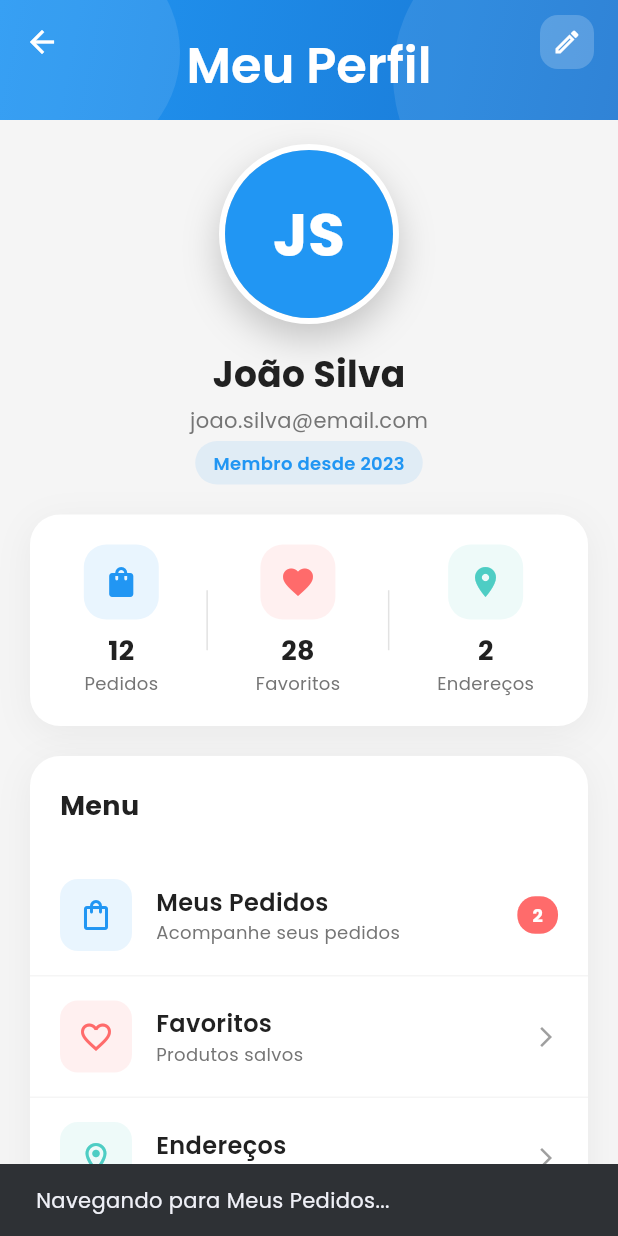
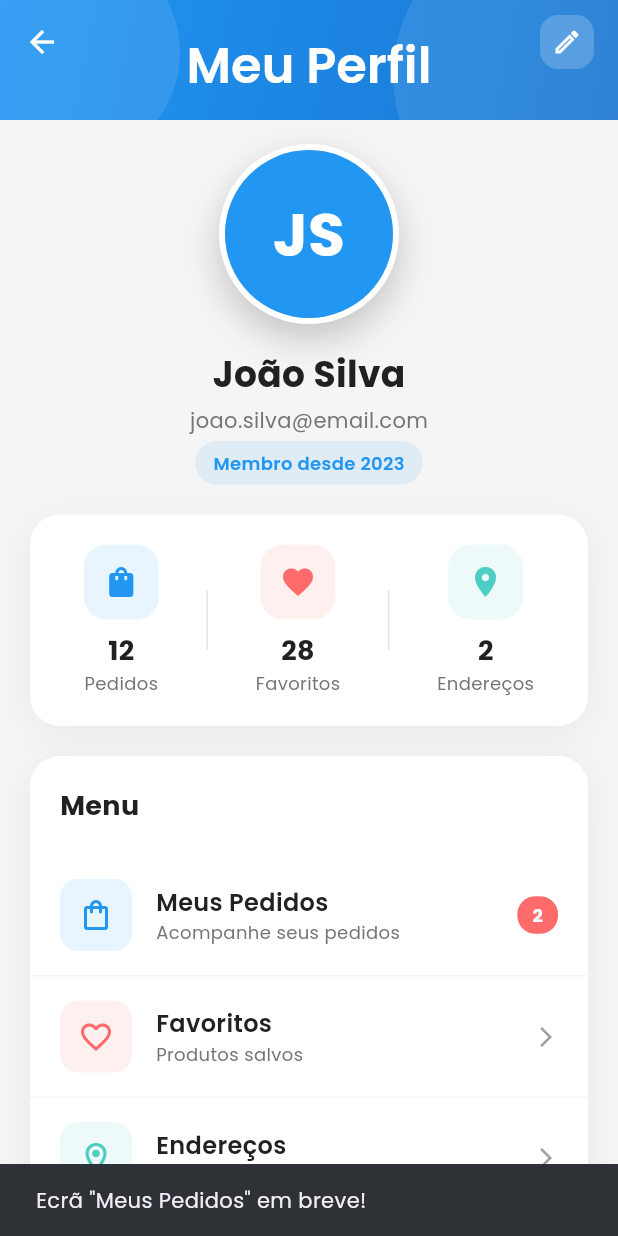
Before and after one commit to GOA03/DevShop, a Flutter app: the ProfileScreen screen opened directly, after a tap on "Meus Pedidos", on a phone screen of 412 x 824 dp. Run offline on Flutter 3.47's test engine with Material 3 defaults, Android fonts, the light colour scheme and no system bars; our stand-ins replace get, google_fonts; network calls fail.

Commit message:
refactor(home, profile): Limpa UI da Home e implementa navegação no menu de perfil

```diff
--- a/lib/views/home/home_screen.dart
+++ b/lib/views/home/home_screen.dart
@@ -237,13 +237,13 @@ class _HomeScreenState extends State<HomeScreen>
         'color2': AppColors.primaryDark,
         'icon': Icons.local_offer,
       },
-      {
+      /*{
         'title': 'Frete Grátis',
         'subtitle': 'Em compras acima de R\$99',
         'color1': AppColors.secondary,
         'color2': const Color(0xFFE53E3E),
         'icon': Icons.local_shipping,
-      },
+      },*/
       {
         'title': 'Novidades',
         'subtitle': 'Confira os lançamentos',
@@ -494,7 +494,7 @@ class _HomeScreenState extends State<HomeScreen>
                   color: AppColors.textPrimary,
                 ),
               ),
-              TextButton(
+              /*TextButton(
                 onPressed: () {
                   Navigator.push(
                     context,
@@ -510,7 +510,7 @@ class _HomeScreenState extends State<HomeScreen>
                     fontWeight: FontWeight.w600,
                   ),
                 ),
-              ),
+              ),*/
             ],
           ),
         ),
--- a/lib/views/products/products_list_screen.dart
+++ b/lib/views/products/products_list_screen.dart
@@ -1,11 +1,13 @@
 import 'package:flutter/material.dart';
-import 'package:flutter/services.dart'; // Import for HapticFeedback
+import 'package:flutter/services.dart';
+import 'package:get/get.dart'; // Importar GetX
 import 'package:google_fonts/google_fonts.dart';
+import '../../controllers/product_controller.dart'; // Importar o controlador
 import '../../core/constants/colors.dart';
 import '../../models/product_model.dart';
 import '../../widgets/product_card.dart';
 import '../cart/cart_screen.dart';
-import 'product_detail_screen.dart'; // Import the detail screen
+import 'product_detail_screen.dart';
 
 class ProductsListScreen extends StatefulWidget {
   const ProductsListScreen({super.key});
--- a/lib/views/profile/profile_screen.dart
+++ b/lib/views/profile/profile_screen.dart
@@ -2,6 +2,7 @@ import 'package:flutter/material.dart';
 import 'package:google_fonts/google_fonts.dart';
 import '../../core/constants/colors.dart';
 import '../auth/login_screen.dart';
+import '../favorites/favorites_screen.dart';
 
 class ProfileScreen extends StatefulWidget {
   const ProfileScreen({super.key});
@@ -435,9 +436,18 @@ class _ProfileScreenState extends State<ProfileScreen> with SingleTickerProvider
   }) {
     return InkWell(
       onTap: () {
-        ScaffoldMessenger.of(context).showSnackBar(
-          SnackBar(content: Text('Navegando para $title...')),
-        );
+        // Navega para o ecrã de favoritos se o título corresponder
+        if (title == 'Favoritos') {
+          Navigator.push(
+            context,
+            MaterialPageRoute(builder: (context) => const FavoritesScreen()),
+          );
+        } else {
+          // Mantém o SnackBar para os outros itens como placeholder
+          ScaffoldMessenger.of(context).showSnackBar(
+            SnackBar(content: Text('Ecrã "$title" em breve!')),
+          );
+        }
       },
       borderRadius: isLast
           ? const BorderRadius.vertical(bottom: Radius.circular(20))
```
